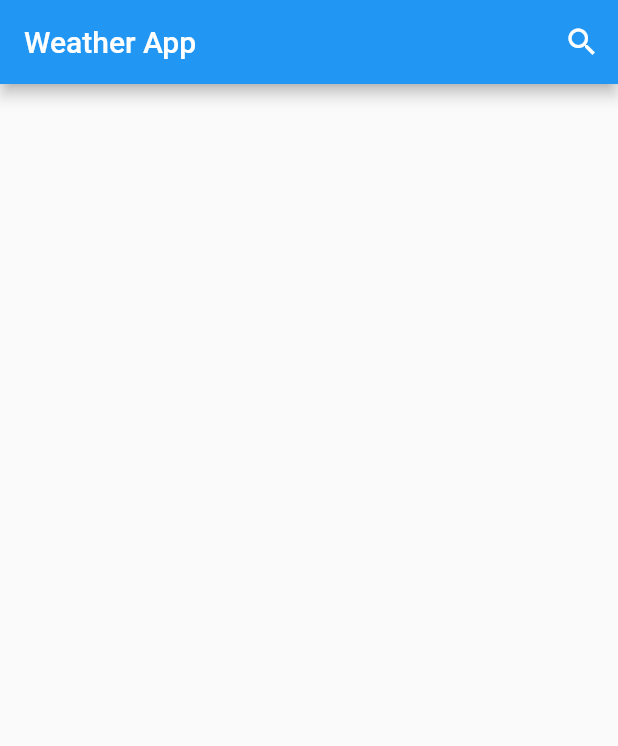
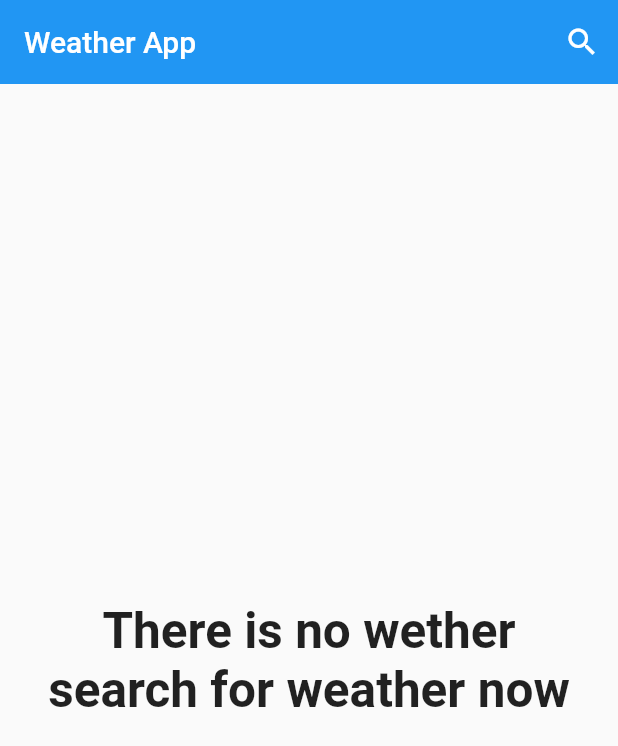
Before and after one commit to mohamedSwylam/Weather-App, a Flutter app: the screen it shows after launch, on a phone screen of 412 x 824 dp. Shown: the top 746 px of the screen. Run offline on Flutter 3.47's test engine with Material 2 defaults, Android fonts, the phone set to English and light mode, and no system bars; our stand-ins replace bloc, flutter_bloc; statements that could not run were skipped.

Commit message:
get images

```diff
--- a/lib/layout/app_layout.dart
+++ b/lib/layout/app_layout.dart
@@ -1,5 +1,9 @@
+import 'package:flutter/cupertino.dart';
 import 'package:flutter/material.dart';
 import 'package:flutter_bloc/flutter_bloc.dart';
+import 'package:weather_app/models/weather_model.dart';
+import 'package:weather_app/modules/search_screen.dart';
+import 'package:weather_app/shared/components/components.dart';
 import 'cubit/cubit.dart';
 import 'cubit/states.dart';
 
@@ -9,22 +13,68 @@ class AppLayout extends StatelessWidget {
     return BlocConsumer<AppCubit, AppStates>(
       listener: (context, state) {},
       builder: (context, state) {
+        WeatherModel? weather = AppCubit.get(context).weatherData;
         return Scaffold(
           appBar: AppBar(
+            backgroundColor: AppCubit.get(context).getThemeColor(),
+            elevation: 0.0,
             title: Text(
               'Weather App',
             ),
             actions: [
               IconButton(
-                onPressed: () {  },
+                onPressed: () {
+                  navigateTo(context, SearchScreen());
+                },
                 icon: Icon(Icons.search),
               ),
             ],
           ),
-          body:  Column(
-            children: [
-
-            ],
+          backgroundColor: AppCubit.get(context).getThemeColor(),
+          body:  AppCubit.get(context).weatherData == null ? Center(
+            child: Column(
+              mainAxisAlignment: MainAxisAlignment.center,
+              children: [
+                Text('There is no wether',style: TextStyle(fontSize: 33,fontWeight: FontWeight.bold),),
+                Text('search for weather now',textAlign: TextAlign.center,style: TextStyle(fontSize: 33,fontWeight: FontWeight.bold),),
+              ],
+            ),
+          ): Container(
+        decoration: BoxDecoration(
+        gradient: LinearGradient(
+        colors: [
+          AppCubit.get(context).getThemeColor()!,
+          AppCubit.get(context).getThemeColor()!.shade50,
+        ],
+        begin: Alignment.topCenter,
+        end: Alignment.bottomCenter,
+        ),
+        ),
+            child: Column(
+              mainAxisAlignment: MainAxisAlignment.center,
+              children: [
+                Spacer(flex: 3,),
+                Text('${AppCubit.get(context).cityName}',style: TextStyle(fontSize: 33,fontWeight: FontWeight.bold),),
+                Text('Update at ${weather!.date?.hour} : ${weather.date?.minute}',style: TextStyle(fontSize: 23),),
+                Spacer(),
+                Row(
+                  mainAxisAlignment: MainAxisAlignment.spaceEvenly,
+                  children: [
+                    Image.network('${AppCubit.get(context).getImage(weather.weather_state_name)}',height: 70,width: 70,),
+                    Text('${weather.the_temp?.round()}',style: TextStyle(fontSize: 33,fontWeight: FontWeight.bold),),
+                    Column(
+                      children: [
+                        Text('max: ${weather.max_temp?.round()}',style: TextStyle(fontSize: 23),),
+                        Text('min: ${weather.min_temp?.round()}',style: TextStyle(fontSize: 23),),
+                      ],
+                    ),
+                  ],
+                ),
+                Spacer(),
+                Text('${weather.weather_state_name}',style: TextStyle(fontSize: 33,fontWeight: FontWeight.bold),),
+                Spacer(flex: 3,),
+              ],
+            ),
           ),
         );
       },
--- a/lib/layout/cubit/cubit.dart
+++ b/lib/layout/cubit/cubit.dart
@@ -3,12 +3,61 @@ import 'package:flutter/material.dart';
 import 'dart:convert';
 import 'package:flutter_bloc/flutter_bloc.dart';
 import 'package:weather_app/layout/cubit/states.dart';
+import 'package:weather_app/models/weather_model.dart';
+import 'dart:convert';
 
+import 'package:http/http.dart' as http;
+import 'package:weather_app/models/weather_model.dart';
 
 class AppCubit extends Cubit<AppStates> {
   AppCubit() : super(AppInitialState());
   static AppCubit get(context) => BlocProvider.of(context);
+  String baseUrl='https://www.metaweather.com';
+  Future<int> getCityId(String cityName) async {
+    Uri url =Uri.parse('$baseUrl/api/location/search/?query=$cityName');
+    http.Response respose = await http.get(url);
+    List<dynamic> data = jsonDecode(respose.body);
+    int cityId=data[0]['woeid'];
+    print(cityId);
+    return cityId;
+  }
 
-
+  WeatherModel? weatherData;
+  Future<WeatherModel> getWeather(String cityName) async {
+    int id=await getCityId(cityName);
+    Uri url =Uri.parse('$baseUrl/api/location/$id/');
+    http.Response respose =await http.get(url);
+    Map<String,dynamic> jsonData =jsonDecode(respose.body);
+    Map<String,dynamic> data=jsonData['consolidated_weather'][0];
+    weatherData =WeatherModel.fromjson(data);
+    emit(GetWeatherState());
+    return weatherData!;
+  }
+  String ?cityName;
+  String ?getImage(weather_state_name) {
+    if (weather_state_name =='Snow')
+    return 'https://img.icons8.com/external-wanicon-lineal-color-wanicon/344/external-snow-christmas-day-wanicon-lineal-color-wanicon.png';
+    else if (weather_state_name =='Sleet')
+      return 'https://img.icons8.com/external-tulpahn-outline-color-tulpahn/344/external-sleet-weather-tulpahn-outline-color-tulpahn.png';
+    else if (weather_state_name =='Hail')
+      return 'https://img.icons8.com/external-justicon-flat-justicon/344/external-hail-weather-justicon-flat-justicon.png';
+    else if (weather_state_name =='Thunderstorm')
+      return 'https://img.icons8.com/external-justicon-flat-justicon/344/external-thunderstorm-weather-justicon-flat-justicon.png';
+    else if (weather_state_name =='Heavy Rain')
+      return 'https://img.icons8.com/color-glass/344/heavy-rain.png';
+    else if (weather_state_name =='Light Rain')
+      return 'https://img.icons8.com/external-justicon-flat-justicon/344/external-thunderstorm-weather-justicon-flat-justicon.png';
+    else if (weather_state_name =='Showers')
+      return 'https://img.icons8.com/ios-filled/344/heavy-rain.png';
+    else if (weather_state_name =='Heavy Cloud')
+      return 'https://img.icons8.com/fluency/344/cloud.png';
+    else if (weather_state_name =='Light Cloud')
+      return 'https://img.icons8.com/fluency/344/cloud.png';
+    else if (weather_state_name =='Clear')
+      return 'https://img.icons8.com/fluency/344/sun.png';
+    else{
+      return 'https://icons8.com/icons/set/cloud';
+    }
+  }
 
 }
--- a/lib/layout/cubit/states.dart
+++ b/lib/layout/cubit/states.dart
@@ -1,3 +1,4 @@
 abstract class AppStates {}
 
 class AppInitialState extends AppStates {}
+class GetWeatherState extends AppStates {}
--- a/lib/main.dart
+++ b/lib/main.dart
@@ -6,6 +6,7 @@ import 'package:weather_app/shared/bloc_observer.dart';
 import 'layout/app_layout.dart';
 import 'layout/cubit/cubit.dart';
 import 'layout/cubit/states.dart';
+import 'models/weather_model.dart';
 
 
 void main() async {
@@ -27,10 +28,13 @@ class MyApp extends StatelessWidget
       child: BlocConsumer<AppCubit,AppStates>(
         listener: (context, state) {},
         builder: (context, state) {
+          WeatherModel? weather = AppCubit.get(context).weatherData;
           return MaterialApp(
             title: 'Weather App',
             debugShowCheckedModeBanner: false,
-            theme: ThemeData(),
+            theme: ThemeData(
+              primarySwatch:  AppCubit.get(context).getThemeColor(),
+            ),
             home: AppLayout(),
           );
         },
--- /dev/null
+++ b/lib/models/weather_model.dart
@@ -0,0 +1,22 @@
+class WeatherModel {
+  final String ?weather_state_name;
+  final DateTime ?date;
+  final double ?the_temp;
+
+  final double ?min_temp;
+  final double ?max_temp;
+
+  WeatherModel(
+      {this.weather_state_name, this.date, this.the_temp, this.min_temp, this.max_temp});
+
+  factory WeatherModel.fromjson(Map<String, dynamic>json){
+    return WeatherModel(
+        weather_state_name: json['weather_state_name'],
+        date: DateTime.parse(json['created']),
+        min_temp: json['min_temp'],
+    max_temp: json['max_temp'],
+    the_temp: json['the_temp'],
+    );
+  }
+
+}
--- a/pubspec.yaml
+++ b/pubspec.yaml
@@ -42,6 +42,7 @@ dependencies:
   flutter_icons: ^1.1.0
   simple_animations: ^1.1.3
   sizer: ^2.0.15
+  http: ^0.13.4
 
 dev_dependencies:
   flutter_test:
```
Also changed, not shown: lib/modules/search_screen.dart (added, +54 -0 lines), lib/shared/network/remote/web_services.dart (+25 -0 lines), lib/shared/components/components.dart (indentation only), pubspec.lock, 1 other file.
